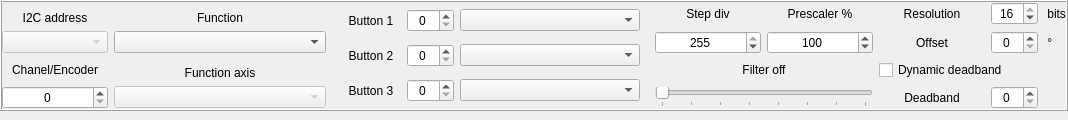
Above: src/widgets/axes/axesextended.ui from FreeJoy-Team/FreeJoyConfiguratorQt before the change. Below: the same form after it.
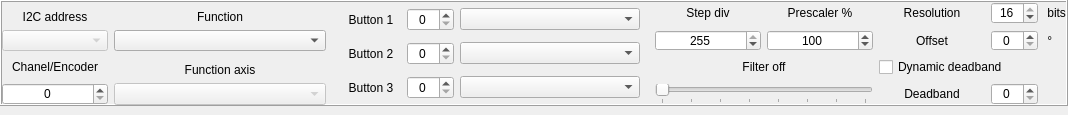
That is the form after the change. Custom widgets are drawn as their Qt base class.

Diff of the .ui file:
```diff
--- a/src/widgets/axes/axesextended.ui
+++ b/src/widgets/axes/axesextended.ui
@@ -10,6 +10,18 @@
     <height>115</height>
    </rect>
   </property>
+  <property name="minimumSize">
+   <size>
+    <width>0</width>
+    <height>115</height>
+   </size>
+  </property>
+  <property name="maximumSize">
+   <size>
+    <width>16777215</width>
+    <height>115</height>
+   </size>
+  </property>
   <property name="windowTitle">
    <string>Form</string>
   </property>
```
